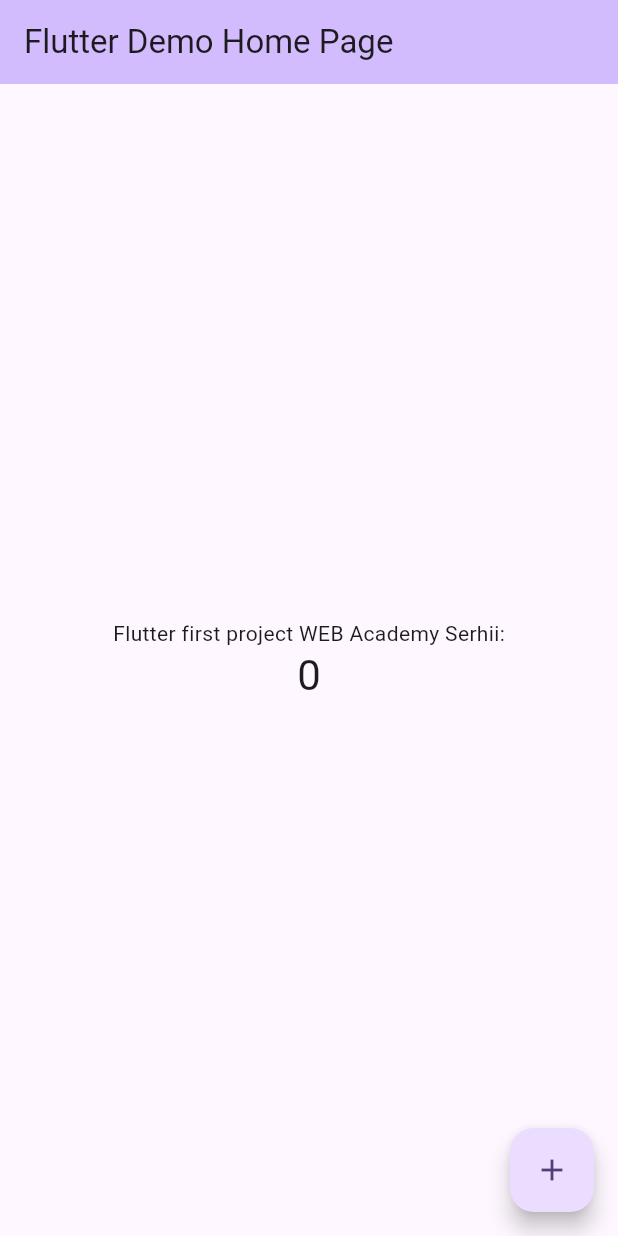
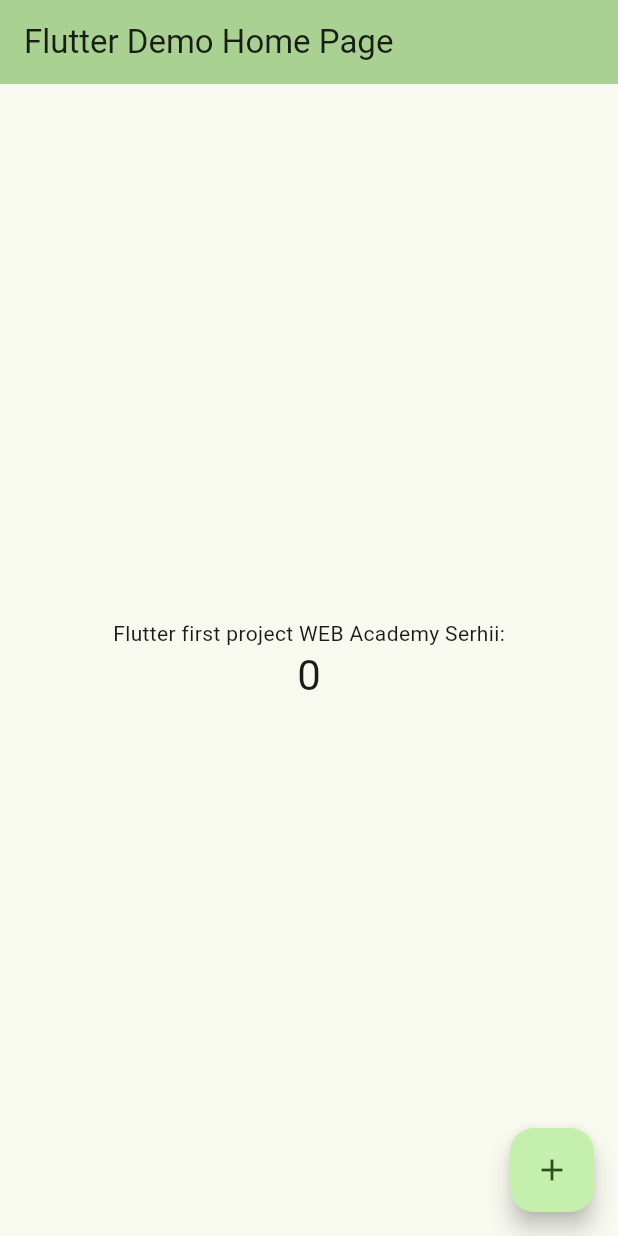
Before and after one commit to Serhii-257/first_project, a Flutter app: the screen it shows after launch, on a phone screen of 412 x 824 dp. Run offline on Flutter 3.47's test engine with Material 3 defaults, Android fonts, the phone set to English and light mode, and no system bars.

Commit message:
second commit

```diff
--- a/lib/main.dart
+++ b/lib/main.dart
@@ -28,7 +28,8 @@ class MyApp extends StatelessWidget {
         //
         // This works for code too, not just values: Most code changes can be
         // tested with just a hot reload.
-        colorScheme: ColorScheme.fromSeed(seedColor: Colors.deepPurple),
+        colorScheme: ColorScheme.fromSeed(
+            seedColor: const Color.fromARGB(255, 86, 231, 8)),
         useMaterial3: true,
       ),
       home: const MyHomePage(title: 'Flutter Demo Home Page'),
```
